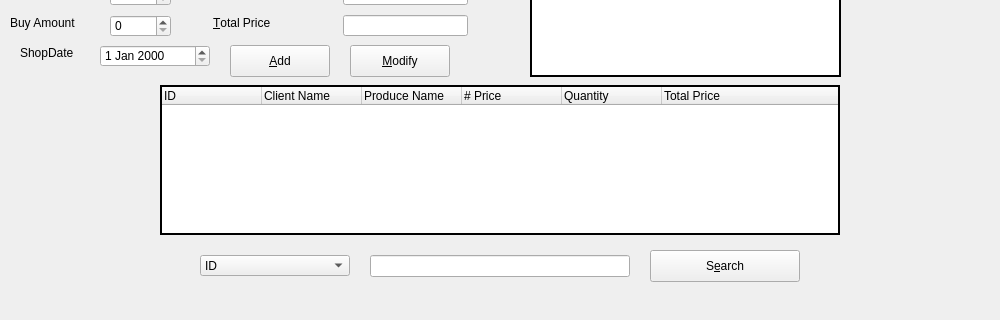
The window that purchasemanage.ui (GlennPark/OliveHealthCare) describes before a commit, drawn with Qt 5; both pictures show x 0 to 1000 and y 355 to 675 of the 1000 by 1000 pixel window.
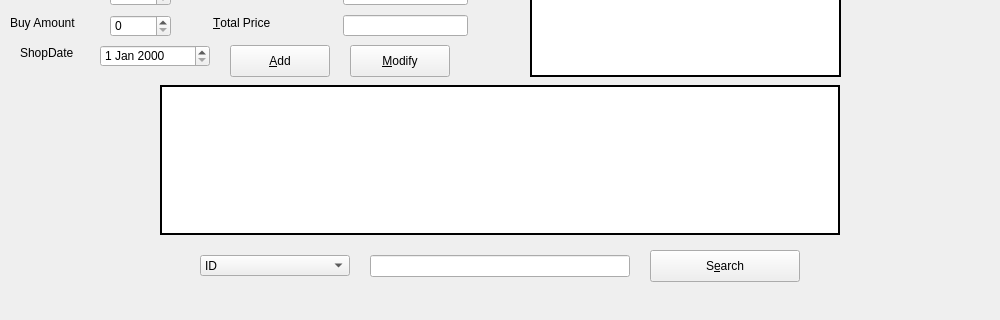
The same window after the commit. Icons and pictures are not drawn.

The edit to the form file:
```diff
--- a/purchasemanage.ui
+++ b/purchasemanage.ui
@@ -308,7 +308,7 @@
      <normaloff>:/images/icons8-searching-64.png</normaloff>:/images/icons8-searching-64.png</iconset>
    </property>
   </widget>
-  <widget class="QTreeWidget" name="searchTreeWidget">
+  <widget class="QTableView" name="searchTableView">
    <property name="geometry">
     <rect>
      <x>160</x>
@@ -323,39 +323,6 @@
    <property name="frameShadow">
     <enum>QFrame::Plain</enum>
    </property>
-   <property name="rootIsDecorated">
-    <bool>false</bool>
-   </property>
-   <column>
-    <property name="text">
-     <string>ID</string>
-    </property>
-   </column>
-   <column>
-    <property name="text">
-     <string>Client Name</string>
-    </property>
-   </column>
-   <column>
-    <property name="text">
-     <string>Produce Name</string>
-    </property>
-   </column>
-   <column>
-    <property name="text">
-     <string># Price</string>
-    </property>
-   </column>
-   <column>
-    <property name="text">
-     <string>Quantity</string>
-    </property>
-   </column>
-   <column>
-    <property name="text">
-     <string>Total Price</string>
-    </property>
-   </column>
   </widget>
   <widget class="QLineEdit" name="searchLineEdit">
    <property name="geometry">
```
Left out of the diff: 8 changed lines with no effect on the pictures.
